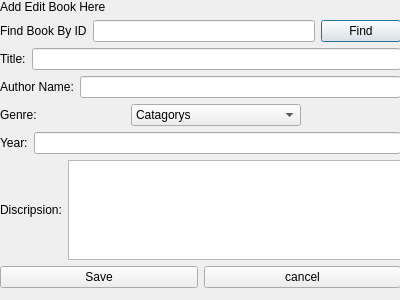
Qt form CS106_QT_APP/UI_files/editbooks.ui (jazman43/CS106_QT6_APP) before a commit.
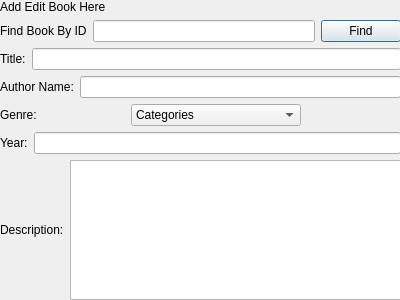
The same form after that commit.

Diff of the .ui file:
```diff
--- a/CS106_QT_APP/UI_files/editbooks.ui
+++ b/CS106_QT_APP/UI_files/editbooks.ui
@@ -19,7 +19,7 @@
      <x>0</x>
      <y>0</y>
      <width>401</width>
-     <height>288</height>
+     <height>328</height>
     </rect>
    </property>
    <layout class="QVBoxLayout" name="verticalLayout">
@@ -98,7 +98,7 @@
         </property>
         <item>
          <property name="text">
-          <string>Catagorys</string>
+          <string>Categories</string>
          </property>
         </item>
        </widget>
@@ -146,7 +146,7 @@
       <item>
        <widget class="QLabel" name="label_7">
         <property name="text">
-         <string>Discripsion:</string>
+         <string>Description:</string>
         </property>
        </widget>
       </item>
```
Left out of the diff: 4 changed lines with no effect on the pictures.
